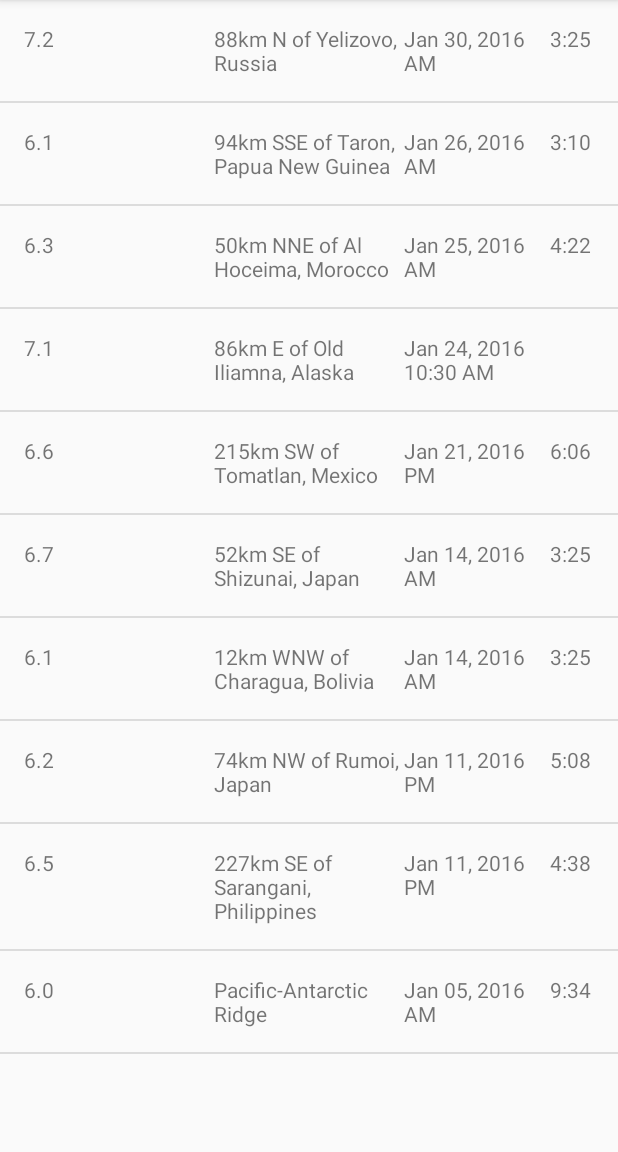
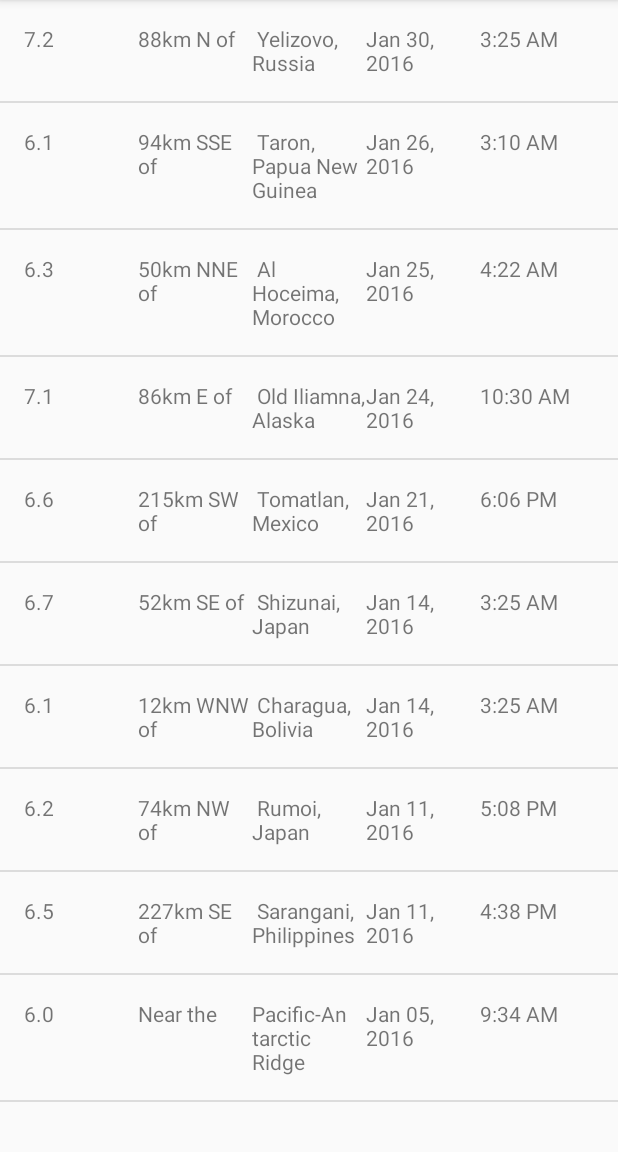
Before and after one commit to abusayedruetcse/QuakeReport, an Android app: the screen it shows after launch (EarthquakeActivity), on a phone screen of 412 x 824 dp, the part 84-1236 px from its top. Run offline under Robolectric (Android 15) with nearby library versions, the phone set to English and light mode, and no system bars.

Commit message:
Splitting Location into offset and primary

```diff
--- a/app/src/main/java/com/example/android/quakereport/QueryUtils.java
+++ b/app/src/main/java/com/example/android/quakereport/QueryUtils.java
@@ -57,14 +57,7 @@ public final class QueryUtils {
                 Double magnitude=propertiesObject.getDouble("mag");
                 String city=propertiesObject.getString("place");
                 long timeInMilliseconds=propertiesObject.getLong("time");
-                //date format
-                Date dateObject = new Date(timeInMilliseconds);
-                SimpleDateFormat dateFormatter = new SimpleDateFormat("MMM DD, yyyy");
-                String dateToDisplay = dateFormatter.format(dateObject);
-                //time format
-                SimpleDateFormat timeFormatter=new SimpleDateFormat("h:mm a");
-                String timeToDisplay =timeFormatter.format(dateObject);
-                earthquakes.add(new Word(magnitude,city,dateToDisplay+"     "+timeToDisplay));
+                earthquakes.add(new Word(magnitude,city,timeInMilliseconds));
             }
 
             // TODO: Parse the response given by the SAMPLE_JSON_RESPONSE string and
--- a/app/src/main/java/com/example/android/quakereport/Word.java
+++ b/app/src/main/java/com/example/android/quakereport/Word.java
@@ -2,13 +2,13 @@ package com.example.android.quakereport;
 
 public class Word {
     private double magnitude;
-    private String city;
-    private String dateCreated;
+    private String location;
+    private long dateCreated;
 
-    public Word(double magnitude,String city,String dateCreated)
+    public Word(double magnitude,String location,long dateCreated)
     {
         this.magnitude=magnitude;
-        this.city=city;
+        this.location=location;
         this.dateCreated=dateCreated;
 
     }
@@ -16,11 +16,11 @@ public class Word {
     {
         return magnitude;
     }
-    public String getCity()
+    public String getLocation()
     {
-        return city;
+        return location;
     }
-    public String getDateCreated()
+    public long getDateCreated()
     {
         return  dateCreated;
     }
--- a/app/src/main/java/com/example/android/quakereport/WordAdapter.java
+++ b/app/src/main/java/com/example/android/quakereport/WordAdapter.java
@@ -1,15 +1,19 @@
 package com.example.android.quakereport;
 
 import android.content.Context;
+import android.location.Location;
 import android.view.LayoutInflater;
 import android.view.View;
 import android.view.ViewGroup;
 import android.widget.ArrayAdapter;
 import android.widget.TextView;
 
+import java.text.SimpleDateFormat;
 import java.util.ArrayList;
+import java.util.Date;
 
 public class WordAdapter extends ArrayAdapter<Word> {
+    private static final String stringSeparator="of";
     public WordAdapter(Context context, ArrayList<Word> banglaword)
     {
         super(context,0,banglaword);
@@ -26,10 +30,43 @@ public class WordAdapter extends ArrayAdapter<Word> {
         Word wordItem=getItem(position);
         TextView textMagnitude=(TextView)listItemView.findViewById(R.id.magnitude);
         textMagnitude.setText(wordItem.getMagnitude()+"");
-        TextView textCity=(TextView)listItemView.findViewById(R.id.city);
-        textCity.setText(wordItem.getCity());
+        //splitting location into offset and primary
+        String offsetLocation;
+        String primaryLocation;
+        String originalLocation=wordItem.getLocation();
+        if(originalLocation.contains(stringSeparator))
+        {
+            String[] parts=originalLocation.split(stringSeparator);
+            offsetLocation=parts[0]+stringSeparator;
+            primaryLocation=parts[1];
+        }
+        else
+        {
+            offsetLocation=getContext().getString(R.string.near) ;
+            primaryLocation=originalLocation;
+        }
+        //offsetLocation
+        TextView textOffset=(TextView)listItemView.findViewById(R.id.offsetLocation);
+        textOffset.setText(offsetLocation);
+        //primaryLocation
+        TextView textPrimary=(TextView)listItemView.findViewById(R.id.primaryLocation);
+        textPrimary.setText(primaryLocation);
+
+        //Date and time converting from miliseconds.
+        long timeInMilliseconds=wordItem.getDateCreated();
+        Date dateObject = new Date(timeInMilliseconds);
+        //date format
+        SimpleDateFormat dateFormatter = new SimpleDateFormat("MMM DD, yyyy");
+        String dateToDisplay = dateFormatter.format(dateObject);
+        //time format
+        SimpleDateFormat timeFormatter=new SimpleDateFormat("h:mm a");
+        String timeToDisplay =timeFormatter.format(dateObject);
         TextView textDate=(TextView)listItemView.findViewById(R.id.date);
-        textDate.setText(wordItem.getDateCreated()+"");
+        textDate.setText(dateToDisplay);
+        TextView textTime=(TextView)listItemView.findViewById(R.id.time);
+        textTime.setText(timeToDisplay);
+
+
 
 
 
--- a/app/src/main/res/layout/list_item.xml
+++ b/app/src/main/res/layout/list_item.xml
@@ -20,13 +20,25 @@
             android:layout_height="wrap_content"
             android:layout_weight="1"
             tools:text="Text"
-            android:id="@+id/city"/>
+            android:id="@+id/offsetLocation"/>
+        <TextView
+            android:layout_width="0dp"
+            android:layout_height="wrap_content"
+            android:layout_weight="1"
+            tools:text="Text"
+            android:id="@+id/primaryLocation"/>
         <TextView
             android:layout_width="0dp"
             android:layout_height="wrap_content"
             android:layout_weight="1"
             tools:text="December 12, 2016"
             android:id="@+id/date"/>
+        <TextView
+            android:layout_width="0dp"
+            android:layout_height="wrap_content"
+            android:layout_weight="1"
+            tools:text="December 12, 2016"
+            android:id="@+id/time"/>
     </LinearLayout>
 
 </android.support.constraint.ConstraintLayout>
--- a/app/src/main/res/values/strings.xml
+++ b/app/src/main/res/values/strings.xml
@@ -15,4 +15,5 @@
 -->
 <resources>
     <string name="app_name">Quake Report</string>
+    <string name="near">Near the</string>
 </resources>
```
